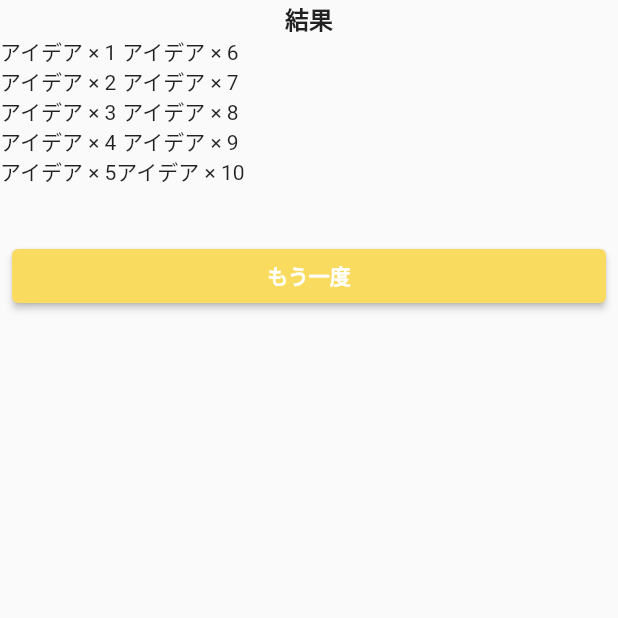
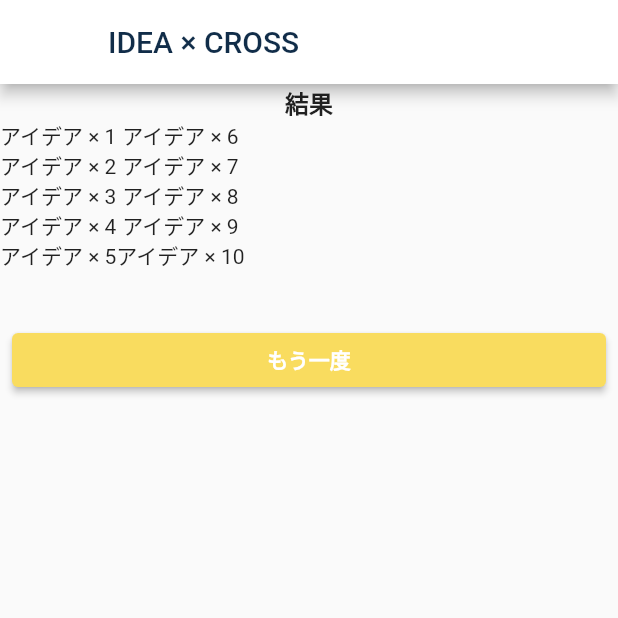
Before and after one commit to yuro241/idea-cross, a Flutter app: the ResultScreen screen opened by its route, on a phone screen of 412 x 824 dp, the top half of it. Run offline on Flutter 3.47's test engine with Material 2 defaults, Android fonts, the phone set to English and light mode, and no system bars.

Commit message:
fix design of appbar

```diff
--- a/lib/result/result_screen.dart
+++ b/lib/result/result_screen.dart
@@ -10,6 +10,17 @@ class ResultScreenState extends State<ResultScreen> {
   @override
   Widget build(BuildContext context) {
     return Scaffold(
+      appBar: AppBar(
+        backgroundColor: Color(0xFFFFFFFF),
+        title: Container(
+          child: Text(
+            'IDEA × CROSS',
+            style: TextStyle(
+              color: Color(0xFF112D49),
+            ),
+          ),
+        ),
+      ),
       body: Column(
         children: [
           Flexible(
```
Also changed, not shown: lib/word_list/word_list.dart (+9 -1 lines).
